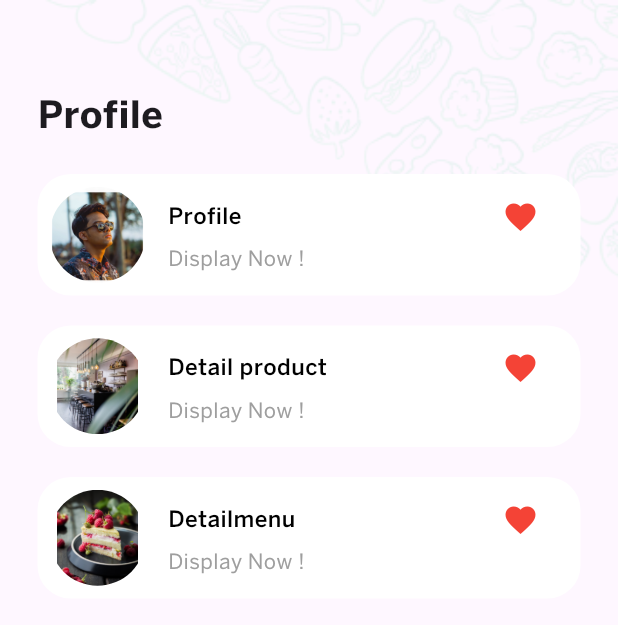
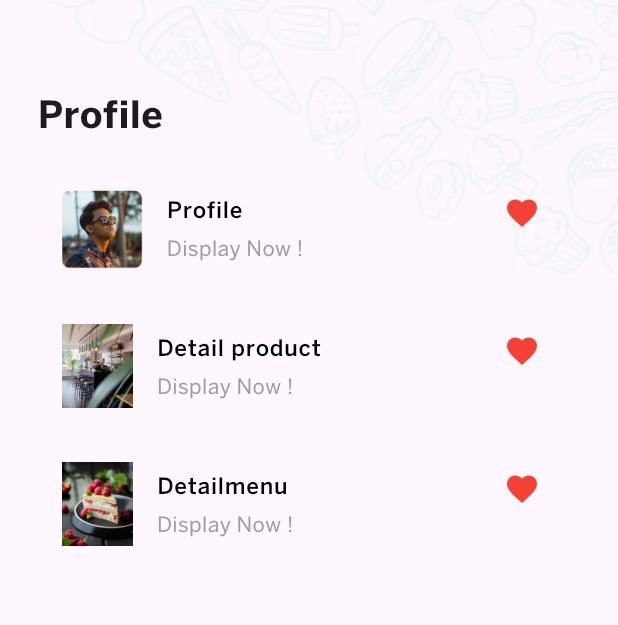
Before and after one commit to elsankry02/Food_Ninja_App, a Flutter app: the Profile screen opened directly, on a phone screen of 412 x 824 dp. Shown: the top 625 px of the screen. Run offline on Flutter 3.47's test engine with Material 3 defaults, Android fonts, the phone set to English and light mode, and no system bars; our stand-ins replace flutter_bloc, flutter_svg, salomon_bottom_bar, shared_preferences; accounts and stored records are empty.

Commit message:
Add CMake configuration files and update UI components
- Added CMake installation scripts and configuration files for the Android project.
- Introduced new metadata generation command for CMake.
- Updated text styles in text_manger.dart for consistency.
- Refactored image asset usage in track_order_screen.dart to use constants.
- Corrected spelling of 'title' in profile_page.dart and related widgets.
- Enhanced the layout of MassageProfileWidget for better UI representation.

```diff
--- a/lib/constant/text_manger.dart
+++ b/lib/constant/text_manger.dart
@@ -17,12 +17,12 @@ abstract class TextManger {
     fontFamily: 'BentonSans Bold',
     color: ColorManger.kPrimaryColor,
   );
+  static const textstyle27Bold = TextStyle(
+    fontSize: 27,
+    fontFamily: 'BentonSans Bold',
+  );
   static const textstyle25Bold = TextStyle(
     fontSize: 25,
-    fontFamily: 'BentonSans Bold',
-  );
-  static const textstyle27Bold = TextStyle(
-    fontSize: 27,
     fontFamily: 'BentonSans Bold',
   );
   static const textstyle22Bold = TextStyle(
--- a/lib/features/cart_page/view/track_order_screen.dart
+++ b/lib/features/cart_page/view/track_order_screen.dart
@@ -1,5 +1,6 @@
 import 'package:flutter/material.dart';
 import 'package:flutter_svg/svg.dart';
+import 'package:food_ninga/constant/image_manger.dart';
 
 import '../../../../components/custom_contanier_pop_widget.dart';
 import '../../../../constant/color_manger.dart';
@@ -131,8 +132,7 @@ class _TrackOrderScreenState extends State<TrackOrderScreen> {
                             ),
                             child: Row(
                               children: [
-                                Image.asset(
-                                    'assets/images/Photo_Profile_search.png'),
+                                Image.asset(ImageManger.kOmar),
                                 const SizedBox(width: 20),
                                 Column(
                                   mainAxisAlignment: MainAxisAlignment.center,
--- a/lib/features/profile_page/profile_page.dart
+++ b/lib/features/profile_page/profile_page.dart
@@ -42,7 +42,7 @@ class Profile extends StatelessWidget {
                   ),
                   child: const MassageProfileWidget(
                     image: 'assets/images/Photo.png',
-                    titel: 'Profile',
+                    title: 'Profile',
                   ),
                 ),
                 const SizedBox(
@@ -56,7 +56,7 @@ class Profile extends StatelessWidget {
                   ),
                   child: const MassageProfileWidget(
                     image: 'assets/images/Photo_Restaurant.png',
-                    titel: 'Detail product',
+                    title: 'Detail product',
                   ),
                 ),
                 const SizedBox(
@@ -70,7 +70,7 @@ class Profile extends StatelessWidget {
                   ),
                   child: const MassageProfileWidget(
                     image: 'assets/images/Photo_Menu.png',
-                    titel: 'Detailmenu',
+                    title: 'Detailmenu',
                   ),
                 ),
               ],
--- a/lib/features/profile_page/widgets/massage_profile_widget.dart
+++ b/lib/features/profile_page/widgets/massage_profile_widget.dart
@@ -4,12 +4,12 @@ import '../../../../constant/text_manger.dart';
 
 class MassageProfileWidget extends StatefulWidget {
   final String image;
-  final String titel;
+  final String title;
 
   const MassageProfileWidget({
     super.key,
     required this.image,
-    required this.titel,
+    required this.title,
   });
 
   @override
@@ -22,40 +22,18 @@ class _MassageProfileWidgetState extends State<MassageProfileWidget> {
   @override
   Widget build(BuildContext context) {
     final theme = Theme.of(context);
-    return Container(
-      padding: const EdgeInsets.all(8),
-      width: double.infinity,
-      height: 81,
-      decoration: BoxDecoration(
-        borderRadius: BorderRadius.circular(22),
-        color: theme.primaryColor,
+    return ListTile(
+      leading: Image.asset(
+        widget.image,
       ),
-      child: Row(
+      title: Row(
         children: [
-          ClipRRect(
-            borderRadius: BorderRadius.circular(50),
-            child: Image.asset(
-              widget.image,
-              width: 64,
-              height: 64,
+          Expanded(
+            child: Text(
+              widget.title,
+              style:
+                  TextManger.textstyle15Medium.copyWith(color: theme.hintColor),
             ),
-          ),
-          const SizedBox(
-            width: 15,
-          ),
-          Column(
-            mainAxisAlignment: MainAxisAlignment.center,
-            crossAxisAlignment: CrossAxisAlignment.start,
-            children: [
-              SizedBox(
-                width: 250,
-                child: Row(
-                  mainAxisAlignment: MainAxisAlignment.spaceBetween,
-                  children: [
-                    Text(
-                      widget.titel,
-                      style: TextManger.textstyle15Medium
-                          .copyWith(color: theme.hintColor),
           ),
           GestureDetector(
             onTap: () {
@@ -81,17 +59,9 @@ class _MassageProfileWidgetState extends State<MassageProfileWidget> {
           ),
         ],
       ),
-              ),
-              const SizedBox(
-                height: 4,
-              ),
-              const Text(
+      subtitle: const Text(
         'Display Now !',
         style: TextManger.textstyle14Regular,
-              ),
-            ],
-          ),
-        ],
       ),
     );
   }
```
Also changed, not shown: 125 other files. Lines whose indentation alone changed are shown as unchanged.
